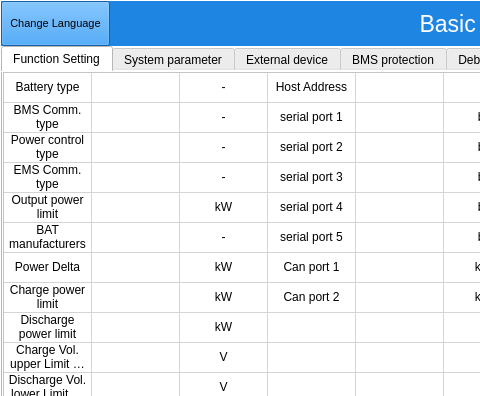
This is win.ui in megarevolpr/Win as Qt 5 draws it before an edit; both pictures show x 0 to 480 and y 0 to 396 of the 981 by 562 pixel window. The edited form follows.
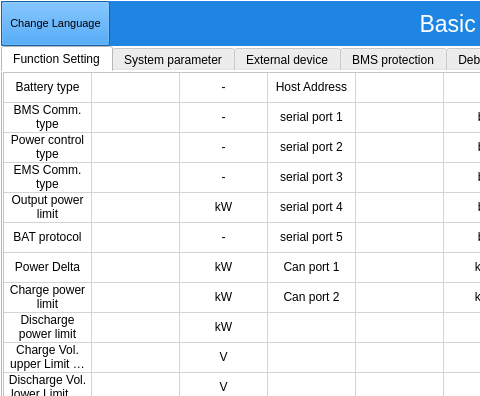
This is the edited form. The open tabs and pages were chosen to show the change. Icons and pictures are not drawn.

Patch:
```diff
--- a/win.ui
+++ b/win.ui
@@ -588,7 +588,7 @@
          </item>
          <item row="5" column="0">
           <property name="text">
-           <string>BAT manufacturers</string>
+           <string>BAT protocol</string>
           </property>
           <property name="textAlignment">
            <set>AlignCenter</set>
```
Left out of the diff: 7 changed lines with no effect on the pictures.
